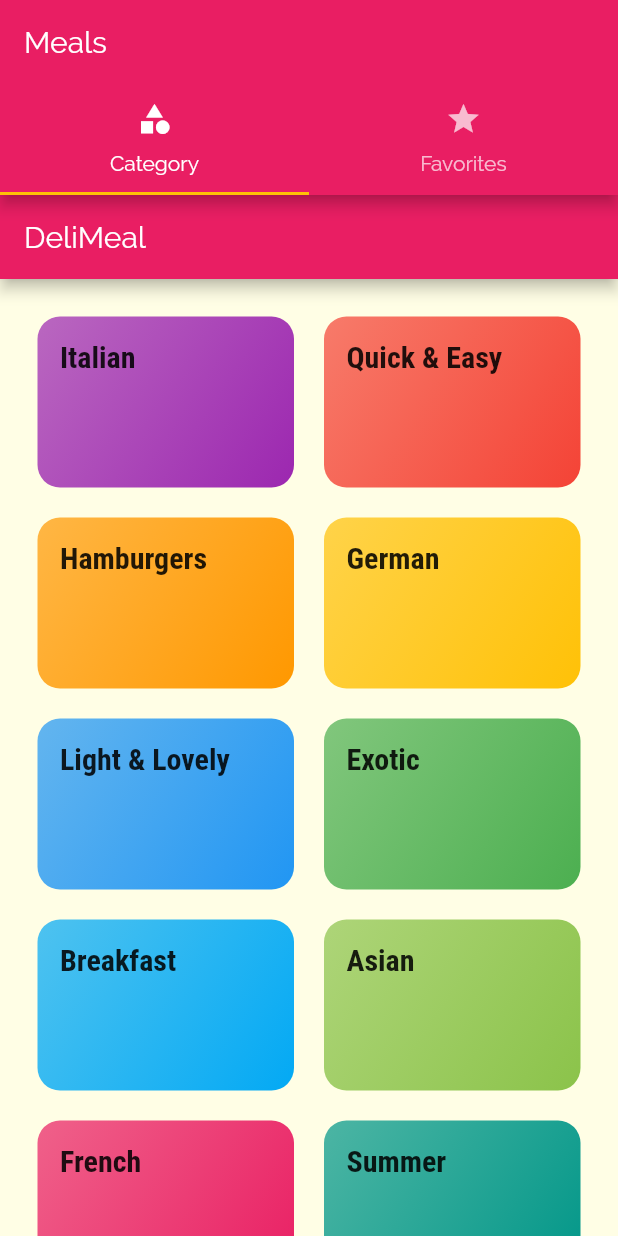
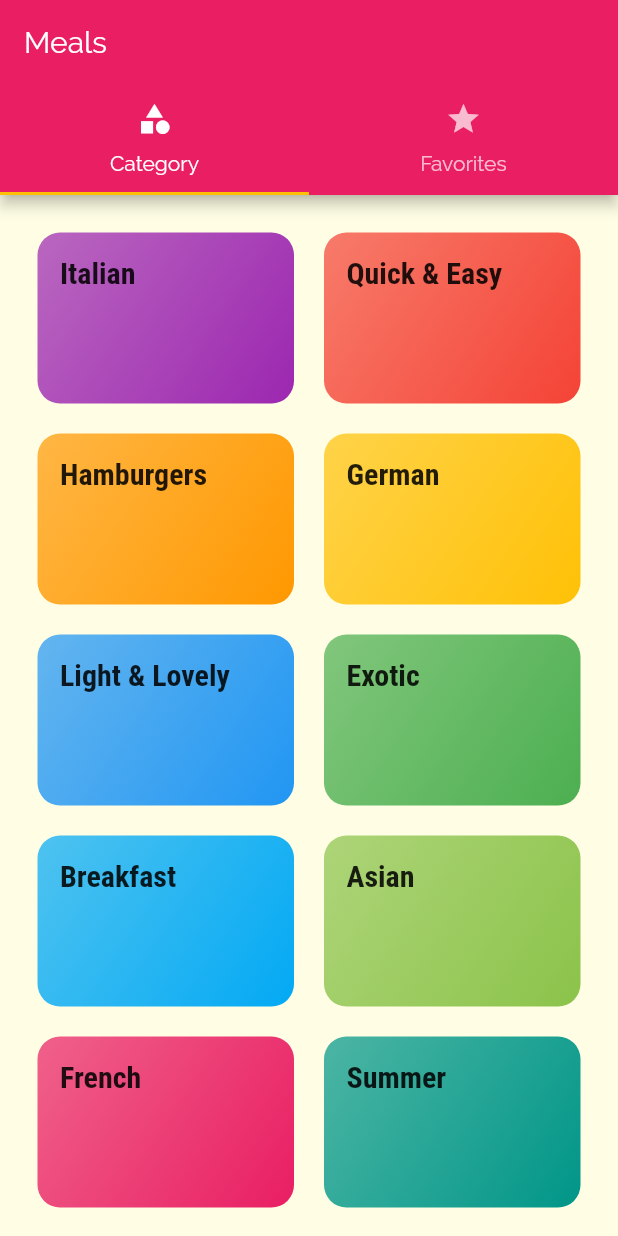
Before and after one commit to aakashmathuri/Daily_Meals, a Flutter app: the screen it shows after launch, on a phone screen of 412 x 824 dp. Run offline on Flutter 3.47's test engine with Material 2 defaults, Android fonts, the phone set to English and light mode, and no system bars.

Commit message:
Removed Scaffold

```diff
--- a/lib/screens/categories_screen.dart
+++ b/lib/screens/categories_screen.dart
@@ -6,11 +6,7 @@ import '../widgets/category_item.dart';
 class CategoriesScreen extends StatelessWidget {
   @override
   Widget build(BuildContext context) {
-    return Scaffold(
-      appBar: AppBar(
-        title: const Text('DeliMeal'),
-      ),
-      body: GridView(
+    return GridView(
       padding: const EdgeInsets.all(25),
       children: DUMMY_CATEGORIES
           .map(
@@ -27,7 +23,6 @@ class CategoriesScreen extends StatelessWidget {
         crossAxisSpacing: 20,
         mainAxisSpacing: 20,
       ),
-      ),
     );
   }
 }
--- a/lib/screens/tabs_screen.dart
+++ b/lib/screens/tabs_screen.dart
@@ -13,6 +13,7 @@ class _TabsScreenState extends State<TabsScreen> {
   Widget build(BuildContext context) {
     return DefaultTabController(
       length: 2,
+      //initialIndex: 0,
       child: Scaffold(
         appBar: AppBar(
           title: Text('Meals'),
```
Lines whose indentation alone changed are shown as unchanged.
